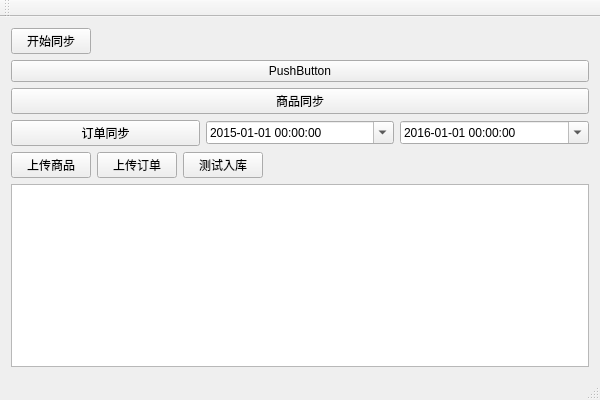
The window that ritao-kjt/mainwindow.ui (seahouse/ritao-kjt) describes before a commit, drawn with Qt 5.
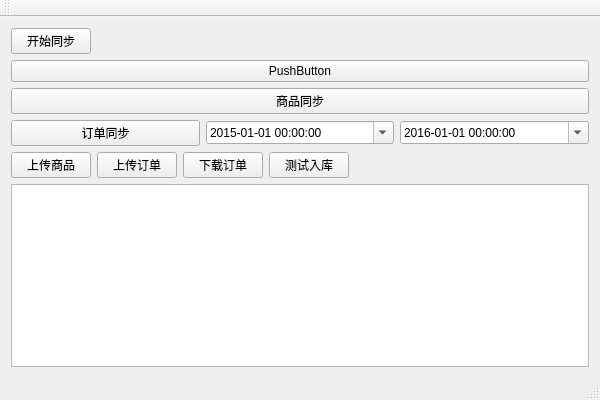
The same window after the commit.

```diff
--- a/ritao-kjt/mainwindow.ui
+++ b/ritao-kjt/mainwindow.ui
@@ -120,6 +120,13 @@
         </property>
        </widget>
       </item>
+      <item>
+       <widget class="QPushButton" name="pushButton_7">
+        <property name="text">
+         <string>下载订单</string>
+        </property>
+       </widget>
+      </item>
       <item>
        <widget class="QPushButton" name="pushButton_5">
         <property name="text">
```
